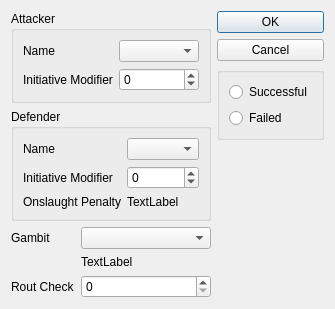
This is lib/decisive_gui.ui in ErikSeguinte/ex-3e-tracker-Python as Qt 5 draws it before an edit. The edited form follows.
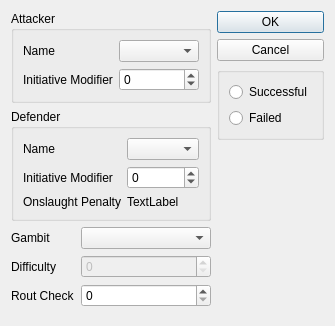
This is the edited form.

Commit message: Added Spinbox for custom gambits

```diff
--- a/lib/decisive_gui.ui
+++ b/lib/decisive_gui.ui
@@ -7,7 +7,7 @@
     <x>0</x>
     <y>0</y>
     <width>328</width>
-    <height>276</height>
+    <height>326</height>
    </rect>
   </property>
   <property name="windowTitle">
@@ -122,13 +122,6 @@
        <item row="0" column="1">
         <widget class="QComboBox" name="gambit_combo"/>
        </item>
-       <item row="1" column="1">
-        <widget class="QLabel" name="init_cost_label">
-         <property name="text">
-          <string>TextLabel</string>
-         </property>
-        </widget>
-       </item>
        <item row="2" column="1">
         <widget class="QSpinBox" name="spinBox"/>
        </item>
@@ -139,6 +132,20 @@
          </property>
         </widget>
        </item>
+       <item row="1" column="0">
+        <widget class="QLabel" name="label_8">
+         <property name="text">
+          <string>Difficulty</string>
+         </property>
+        </widget>
+       </item>
+       <item row="1" column="1">
+        <widget class="QSpinBox" name="difficulty_spinbox">
+         <property name="enabled">
+          <bool>false</bool>
+         </property>
+        </widget>
+       </item>
       </layout>
      </item>
     </layout>
```
The commit also changes 2 other files.
